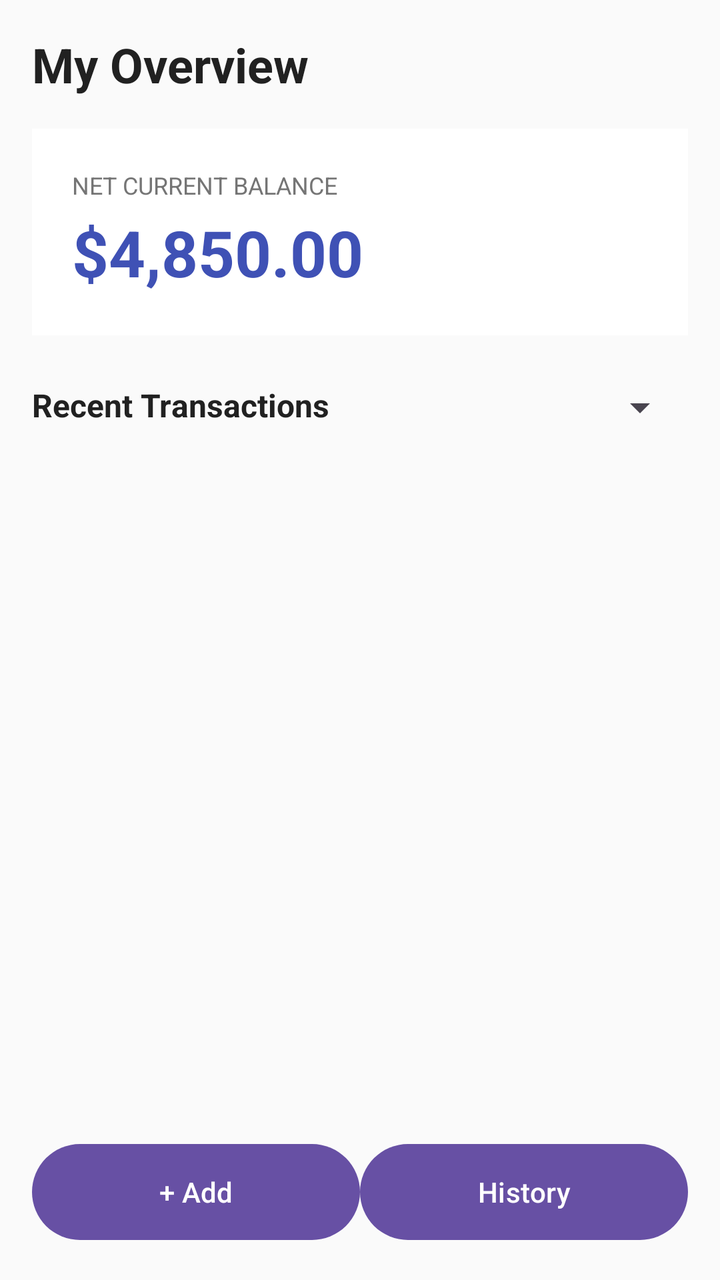
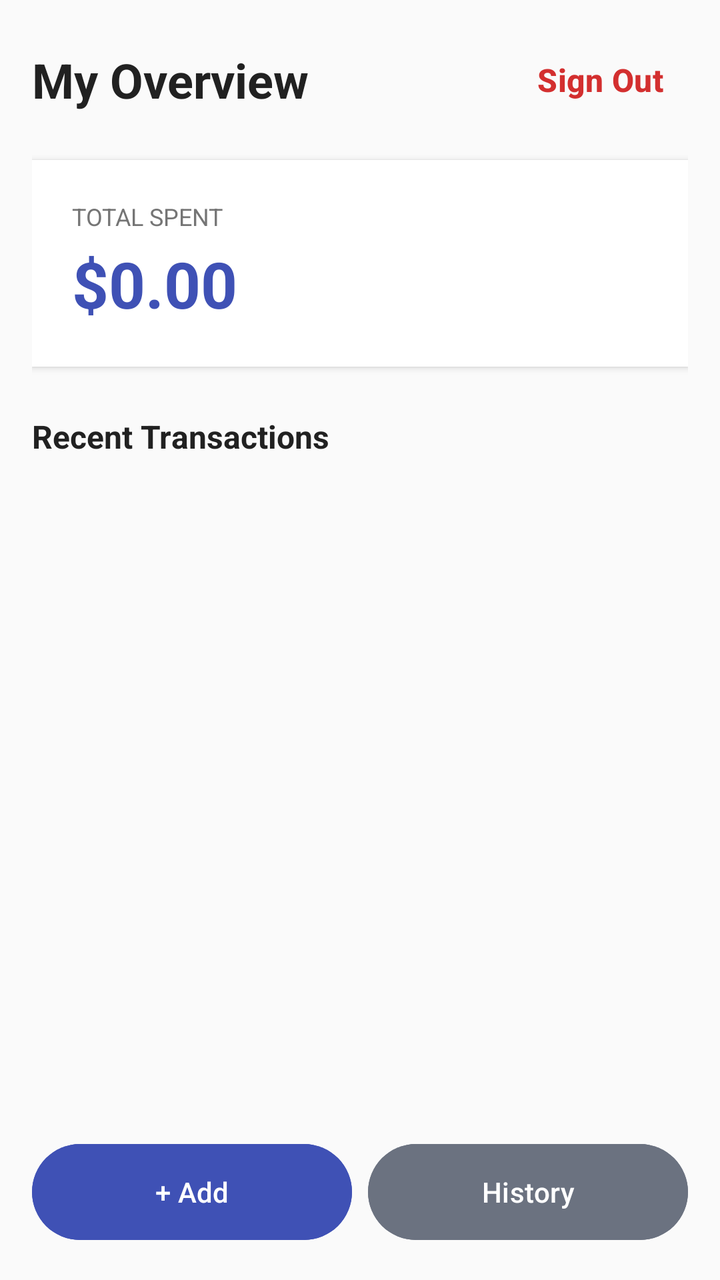

The first picture is an Android layout as it rendered before a commit; the second is the same layout after the commit. The layout source and the unified diff follow.
<!-- AndroidManifest.xml: application theme Theme.Expense_Tracker -->
<!-- res/layout/activity_dashboard.xml -->
<?xml version="1.0" encoding="utf-8"?>
<LinearLayout xmlns:android="http://schemas.android.com/apk/res/android"
    android:layout_width="match_parent"
    android:layout_height="match_parent"
    android:background="#FAFAFA"
    android:orientation="vertical"
    android:padding="16dp">

    <TextView
        android:layout_width="wrap_content"
        android:layout_height="wrap_content"
        android:text="My Overview"
        android:textColor="#212121"
        android:textSize="24sp"
        android:textStyle="bold" />

    <LinearLayout
        android:layout_width="match_parent"
        android:layout_height="wrap_content"
        android:layout_marginTop="16dp"
        android:background="#FFFFFF"
        android:orientation="vertical"
        android:padding="20dp">

        <TextView
            android:layout_width="wrap_content"
            android:layout_height="wrap_content"
            android:text="NET CURRENT BALANCE"
            android:textColor="#757575"
            android:textSize="12sp" />

        <TextView
            android:id="@+id/tvDashboardBalance"
            android:layout_width="wrap_content"
            android:layout_height="wrap_content"
            android:layout_marginTop="4dp"
            android:text="$4,850.00"
            android:textColor="#3F51B5"
            android:textSize="32sp"
            android:textStyle="bold" />
    </LinearLayout>

    <LinearLayout
        android:layout_width="match_parent"
        android:layout_height="wrap_content"
        android:layout_marginTop="24dp"
        android:orientation="horizontal">

        <TextView
            android:layout_width="0dp"
            android:layout_height="wrap_content"
            android:layout_weight="1"
            android:text="Recent Transactions"
            android:textColor="#212121"
            android:textSize="16sp"
            android:textStyle="bold" />

        <Spinner
            android:id="@+id/spinnerDashboardFilter"
            android:layout_width="wrap_content"
            android:layout_height="wrap_content" />
    </LinearLayout>

    <ListView
        android:id="@+id/rvRecentTransactions"
        android:layout_width="match_parent"
        android:layout_height="0dp"
        android:layout_weight="1"
        android:layout_marginTop="12dp" />

    <LinearLayout
        android:layout_width="match_parent"
        android:layout_height="56dp"
        android:orientation="horizontal">

        <Button
            android:id="@+id/btnNavAdd"
            android:layout_width="0dp"
            android:layout_height="match_parent"
            android:layout_weight="1"
            android:onClick="goToAddExpense"
            android:text="+ Add" />

        <Button
            android:id="@+id/btnNavHistory"
            android:layout_width="0dp"
            android:layout_height="match_parent"
            android:layout_weight="1"
            android:onClick="goToHistory"
            android:text="History" />
    </LinearLayout>
</LinearLayout>
<!-- resources referenced by this layout -->
<resources>
  <style name="Theme.Expense_Tracker" parent="Base.Theme.Expense_Tracker" />
  <style name="Base.Theme.Expense_Tracker" parent="Theme.Material3.DayNight.NoActionBar">
          
          
      </style>
</resources>

<!-- the commit's change to res/layout/activity_dashboard.xml (unified diff, before → after) -->
@@ -6,13 +6,35 @@
     android:orientation="vertical"
     android:padding="16dp">
 
-    <TextView
-        android:layout_width="wrap_content"
+    <LinearLayout
+        android:layout_width="match_parent"
         android:layout_height="wrap_content"
-        android:text="My Overview"
-        android:textColor="#212121"
-        android:textSize="24sp"
-        android:textStyle="bold" />
+        android:orientation="horizontal"
+        android:gravity="center_vertical">
+
+        <TextView
+            android:id="@+id/tvWelcomeMessage"
+            android:layout_width="0dp"
+            android:layout_height="wrap_content"
+            android:layout_weight="1"
+            android:text="My Overview"
+            android:textColor="#212121"
+            android:textSize="24sp"
+            android:textStyle="bold" />
+
+        <Button
+            android:id="@+id/btnSignOut"
+            android:layout_width="wrap_content"
+            android:layout_height="wrap_content"
+            android:text="Sign Out"
+            android:textColor="#D32F2F"
+            android:textStyle="bold"
+            android:textSize="16sp"
+            android:padding="8dp"
+            android:background="@android:color/transparent"
+            android:stateListAnimator="@null"
+            android:textAllCaps="false" />
+    </LinearLayout>
 
     <LinearLayout
         android:layout_width="match_parent"
@@ -20,12 +42,13 @@
         android:layout_marginTop="16dp"
         android:background="#FFFFFF"
         android:orientation="vertical"
-        android:padding="20dp">
+        android:padding="20dp"
+        android:elevation="2dp">
 
         <TextView
             android:layout_width="wrap_content"
             android:layout_height="wrap_content"
-            android:text="NET CURRENT BALANCE"
+            android:text="TOTAL SPENT"
             android:textColor="#757575"
             android:textSize="12sp" />
 
@@ -34,7 +57,7 @@
             android:layout_width="wrap_content"
             android:layout_height="wrap_content"
             android:layout_marginTop="4dp"
-            android:text="$4,850.00"
+            android:text="$0.00"
             android:textColor="#3F51B5"
             android:textSize="32sp"
             android:textStyle="bold" />
@@ -54,11 +77,6 @@
             android:textColor="#212121"
             android:textSize="16sp"
             android:textStyle="bold" />
-
-        <Spinner
-            android:id="@+id/spinnerDashboardFilter"
-            android:layout_width="wrap_content"
-            android:layout_height="wrap_content" />
     </LinearLayout>
 
     <ListView
@@ -78,6 +96,8 @@
             android:layout_width="0dp"
             android:layout_height="match_parent"
             android:layout_weight="1"
+            android:layout_marginEnd="4dp"
+            android:backgroundTint="#3F51B5"
             android:onClick="goToAddExpense"
             android:text="+ Add" />
 
@@ -86,6 +106,8 @@
             android:layout_width="0dp"
             android:layout_height="match_parent"
             android:layout_weight="1"
+            android:layout_marginStart="4dp"
+            android:backgroundTint="#6B7280"
             android:onClick="goToHistory"
             android:text="History" />
     </LinearLayout>
